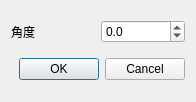
Above: settingrotatedialog.ui from muranoya/BookReader before the change. Below: the same form after it.
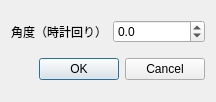
That is the form after the change.

The edit to the form file:
```diff
--- a/settingrotatedialog.ui
+++ b/settingrotatedialog.ui
@@ -6,7 +6,7 @@
    <rect>
     <x>0</x>
     <y>0</y>
-    <width>196</width>
+    <width>216</width>
     <height>102</height>
    </rect>
   </property>
@@ -22,13 +22,6 @@
   <layout class="QVBoxLayout" name="verticalLayout">
    <item>
     <layout class="QGridLayout" name="gridLayout">
-     <item row="0" column="0">
-      <widget class="QLabel" name="label">
-       <property name="text">
-        <string>角度</string>
-       </property>
-      </widget>
-     </item>
      <item row="0" column="1">
       <widget class="QDoubleSpinBox" name="doubleSpinBox">
        <property name="buttonSymbols">
@@ -48,6 +41,13 @@
        </property>
       </widget>
      </item>
+     <item row="0" column="0">
+      <widget class="QLabel" name="label">
+       <property name="text">
+        <string>角度（時計回り）</string>
+       </property>
+      </widget>
+     </item>
     </layout>
    </item>
    <item>
```
